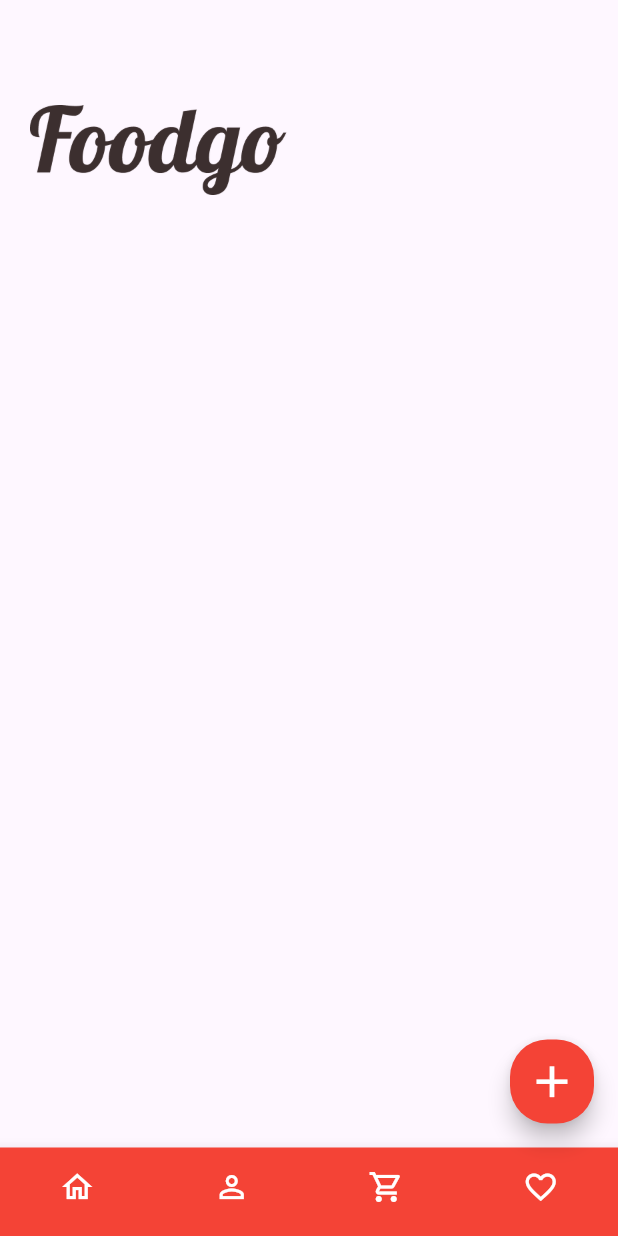
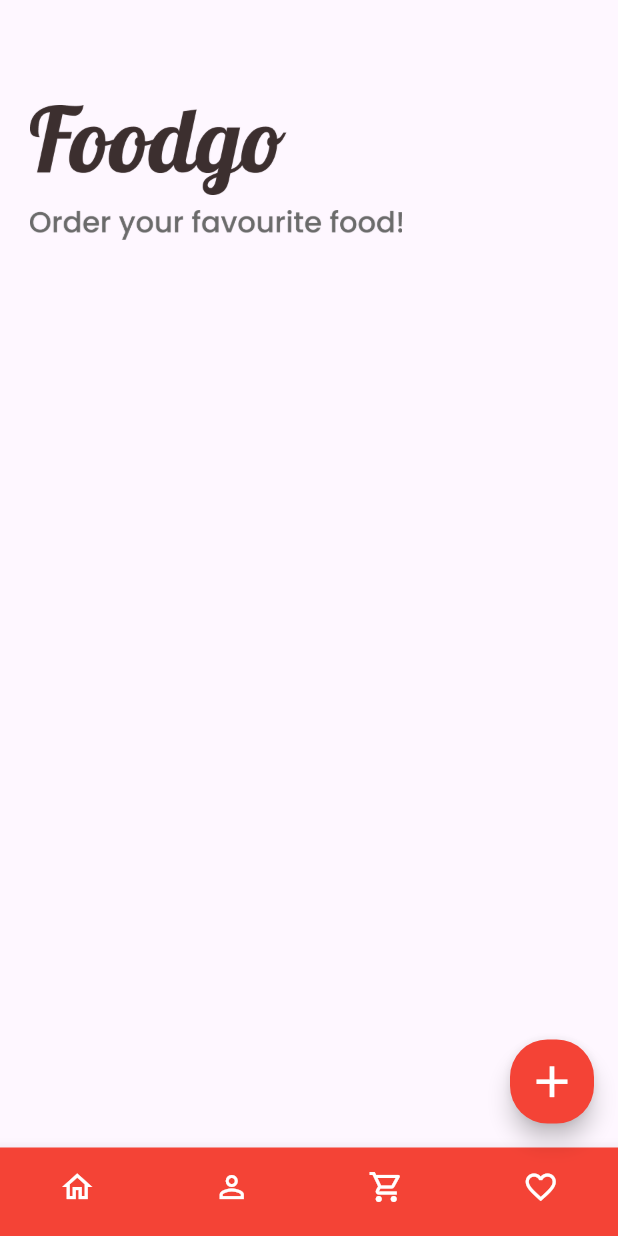
Before and after one commit to ManarRabi3/FoodGo, a Flutter app: the screen it shows after launch, on a phone screen of 412 x 824 dp. Run offline on Flutter 3.47's test engine with Material 3 defaults, Android fonts, the phone set to English and light mode, and no system bars.

Commit message:
home_screen

```diff
--- a/lib/screens/home_screen.dart
+++ b/lib/screens/home_screen.dart
@@ -37,6 +37,7 @@ class HomeScreen extends StatelessWidget {
         ],
       ),
       body: Column(
+        crossAxisAlignment: CrossAxisAlignment.start,
         children: const [
           SizedBox(height: 70),
 
@@ -48,6 +49,14 @@ class HomeScreen extends StatelessWidget {
               height: 60,
             ),
           ),
+          SizedBox(height: 10),
+          Padding(
+            padding: EdgeInsets.only(left: 20),
+            child: Image(
+              image: AssetImage('assets/images/Order your favourite food!.png'),
+              height: 20,
+            ),
+          ),
         ],
       ),
     );
```
